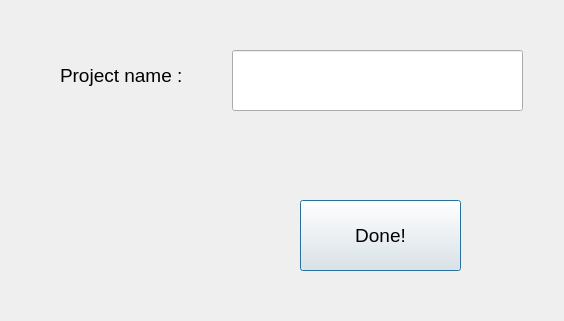
First picture: the form in MainWindowApp/newprojectwin.ui, repository TheYoungOldtimer/ApProject1, before the edit.
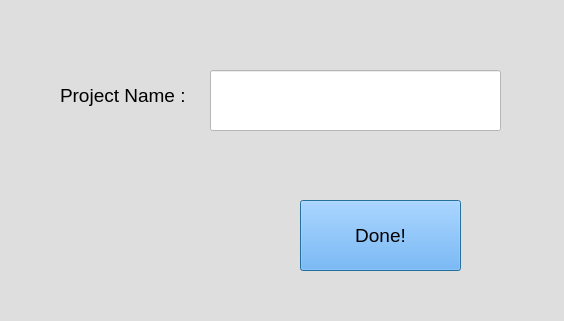
Second picture: the form after the edit.

Commit message: Last changes to UI (It may be the last change to the project, now I'm gonna rest...)

Diff of the .ui file:
```diff
--- a/MainWindowApp/newprojectwin.ui
+++ b/MainWindowApp/newprojectwin.ui
@@ -13,11 +13,15 @@
   <property name="windowTitle">
    <string>Dialog</string>
   </property>
+  <property name="styleSheet">
+   <string notr="true">background-color: rgb(222, 222, 222);
+color: rgb(0, 0, 0);</string>
+  </property>
   <widget class="QLabel" name="label">
    <property name="geometry">
     <rect>
      <x>60</x>
-     <y>50</y>
+     <y>70</y>
      <width>141</width>
      <height>51</height>
     </rect>
@@ -28,7 +32,7 @@
     </font>
    </property>
    <property name="text">
-    <string>Project name :</string>
+    <string>Project Name :</string>
    </property>
   </widget>
   <widget class="QPushButton" name="pushButton">
@@ -45,6 +49,12 @@
      <pointsize>14</pointsize>
     </font>
    </property>
+   <property name="cursor">
+    <cursorShape>PointingHandCursor</cursorShape>
+   </property>
+   <property name="styleSheet">
+    <string notr="true">background-color: rgb(85, 170, 255);</string>
+   </property>
    <property name="text">
     <string>Done!</string>
    </property>
@@ -52,12 +62,15 @@
   <widget class="QLineEdit" name="newprojectname">
    <property name="geometry">
     <rect>
-     <x>232</x>
-     <y>50</y>
+     <x>210</x>
+     <y>70</y>
      <width>291</width>
      <height>61</height>
     </rect>
    </property>
+   <property name="styleSheet">
+    <string notr="true">background-color: rgb(255, 255, 255);</string>
+   </property>
   </widget>
  </widget>
  <resources/>
```
The commit also changes 16 other files.
